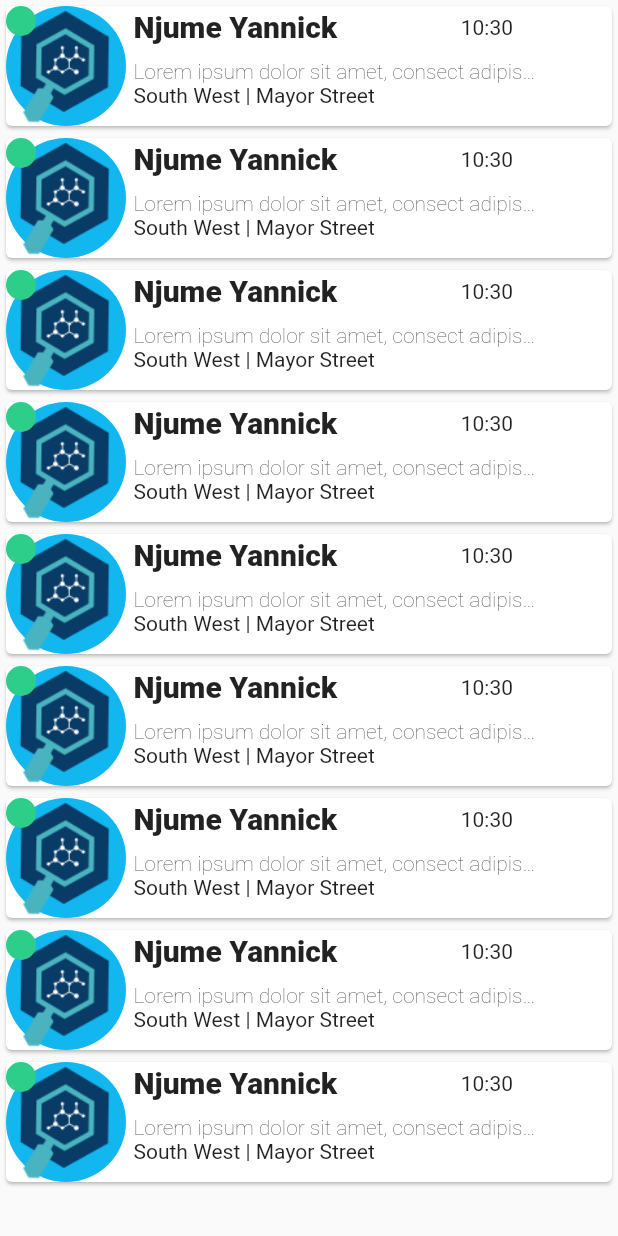
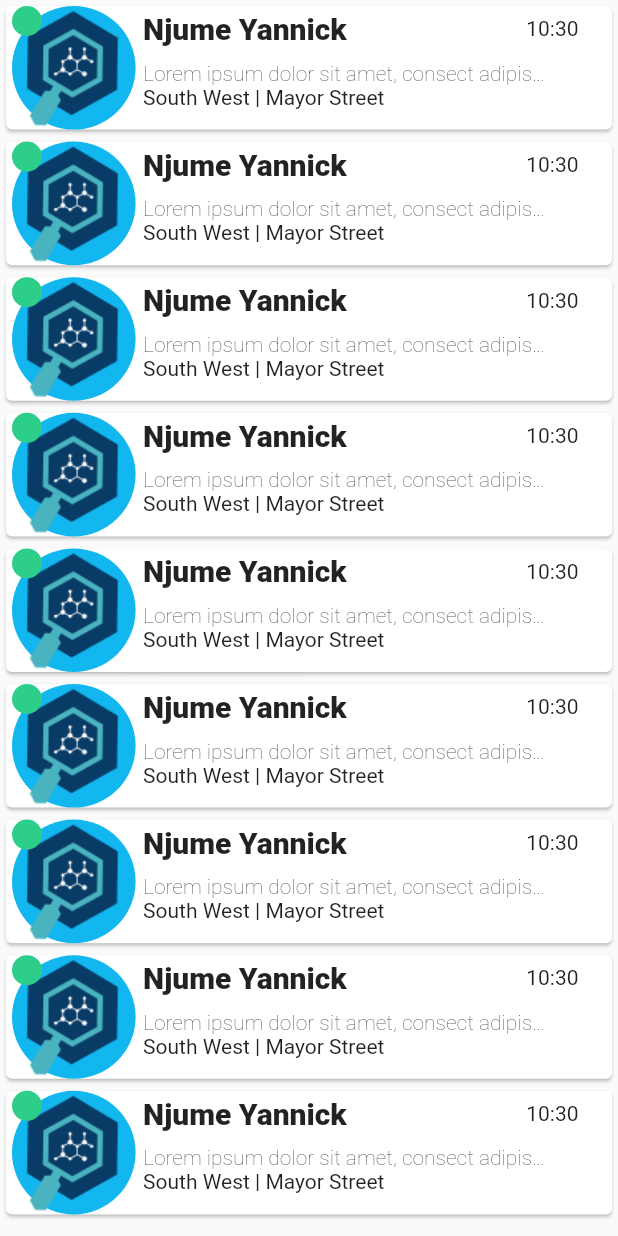
Before and after one commit to Yannick-DonOne/medicare, a Flutter app: the DoctorChats screen opened by its route, on a phone screen of 412 x 824 dp. Run offline on Flutter 3.47's test engine with Material 2 defaults, Android fonts, the phone set to English and light mode, and no system bars; our stand-ins replace connectivity, flutter_svg, font_awesome_flutter; missing offline and left inert: dropdown_below; Roboto replaces fonts that are missing (GoogleSans).

```diff
--- a/lib/main.dart
+++ b/lib/main.dart
@@ -43,7 +43,7 @@ class _MyAppState extends State<MyApp> {
           fontFamily: "GoogleSans",
           primarySwatch: Colors.red,
         ),
-        home: DoctorList(),
+        home: SplashScreen(),
         routes: {
           SplashScreen.id: (context) => SplashScreen(),
           OnboardingScreen.id: (context) => OnboardingScreen(),
--- a/lib/screens/doctor/chat/chats.dart
+++ b/lib/screens/doctor/chat/chats.dart
@@ -100,6 +100,7 @@ class _DoctorChatsState extends State<DoctorChats> {
 
   @override
   Widget build(BuildContext context) {
+    Size size = MediaQuery.of(context).size;
     return Scaffold(
         body: ListView.builder(
             itemCount: patients.length,
@@ -115,9 +116,9 @@ class _DoctorChatsState extends State<DoctorChats> {
                 },
                 child: Card(
                   elevation: 1,
-                  child: Column(
-                    children: <Widget>[
-                      Row(
+                  child: Padding(
+                    padding: const EdgeInsets.symmetric(horizontal: 4.0),
+                    child: Row(
                       children: <Widget>[
                         Stack(
                           children: [
@@ -125,11 +126,9 @@ class _DoctorChatsState extends State<DoctorChats> {
                               backgroundColor: primaryColor,
                               child: Image.asset(
                                 'assets/images/logo.png',
-                                  height: 90,
-                                  width: 90,
                                 fit: BoxFit.contain,
                               ),
-                                radius: 40,
+                              radius: size.width * 0.1,
                             ),
                             CircleAvatar(
                               backgroundColor: success,
@@ -143,16 +142,21 @@ class _DoctorChatsState extends State<DoctorChats> {
                           children: <Widget>[
                             Row(
                               children: [
-                                  Text(
+                                Container(
+                                  width:
+                                      MediaQuery.of(context).size.width * 0.52,
+                                  child: Text(
                                     '' + "Njume Yannick",
+                                    overflow: TextOverflow.ellipsis,
                                     style: TextStyle(
                                       fontSize: 20,
                                       fontWeight: FontWeight.w800,
                                     ),
                                   ),
+                                ),
                                 SizedBox(
                                   width:
-                                        MediaQuery.of(context).size.width * 0.2,
+                                      MediaQuery.of(context).size.width * 0.1,
                                 ),
                                 Text(
                                   DateTime.now().hour.toString() +
@@ -163,8 +167,7 @@ class _DoctorChatsState extends State<DoctorChats> {
                             ),
                             SizedBox(height: 10),
                             Container(
-                                width:
-                                    MediaQuery.of(context).size.width * 4 / 6,
+                              width: MediaQuery.of(context).size.width * 4 / 6,
                               child: Text(
                                 "Lorem ipsum dolor sit amet, consect adipiscing elit, sed do eiusmod tempor incididunt ut labore ets eiusmod tempor",
                                 overflow: TextOverflow.ellipsis,
@@ -173,13 +176,18 @@ class _DoctorChatsState extends State<DoctorChats> {
                                 ),
                               ),
                             ),
-                              Text("South West" + ' | ' + "Mayor Street"),
+                            Container(
+                              width: MediaQuery.of(context).size.width * 4 / 6,
+                              child: Text(
+                                "South West" + ' | ' + "Mayor Street",
+                                overflow: TextOverflow.ellipsis,
+                              ),
+                            ),
                             SizedBox(height: 10)
                           ],
                         )
                       ],
-                      )
-                    ],
+                    ),
                   ),
                 ),
               );
--- a/lib/utils/widgets/custom_button.dart
+++ b/lib/utils/widgets/custom_button.dart
@@ -25,7 +25,7 @@ class CustomButton extends StatelessWidget {
               gradient: CustomTheme.buttonGradient,
             ),
             constraints: BoxConstraints(
-              maxWidth: 200.0,
+              maxWidth: 190.0,
               minHeight: 50.0,
             ),
             alignment: Alignment.center,
```
Also changed, not shown: lib/screens/doctor/auth/login/doctor_login_screen.dart (+27 -11 lines), lib/screens/general/welcome/onboarding/onboarding_screen.dart (+6 -6 lines), lib/screens/patient/home/home_screen.dart (+6 -2 lines). Lines whose indentation alone changed are shown as unchanged.
